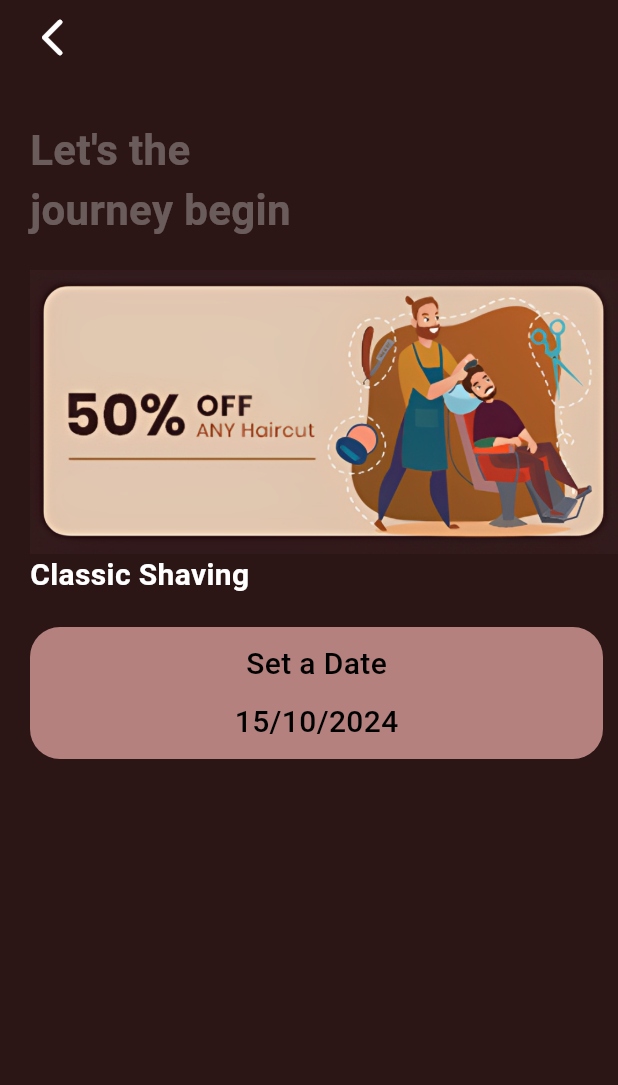
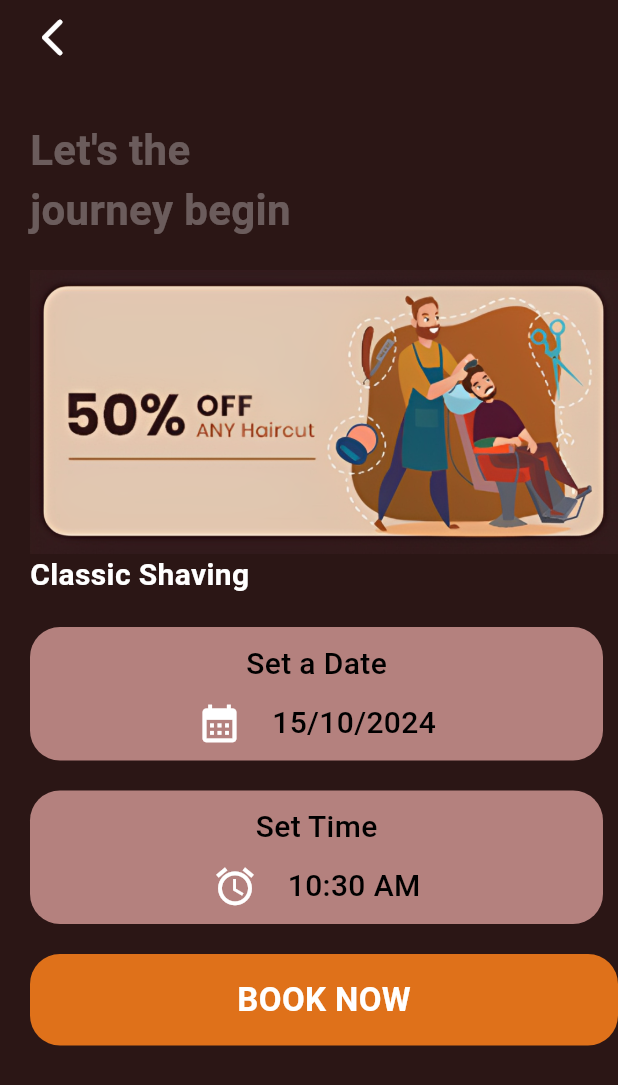
Before and after one commit to SankalpPyFever333/BarberApplication, a Flutter app: the Booking screen opened directly, on a phone screen of 412 x 824 dp. Shown: the top 1085 px of the screen. Run offline on Flutter 3.47's test engine with Material 3 defaults, Android fonts, the phone set to English and light mode, and no system bars.

Commit message:
user can select date and time for booking service now

```diff
--- a/lib/pages/booking.dart
+++ b/lib/pages/booking.dart
@@ -10,6 +10,30 @@ class Booking extends StatefulWidget {
 
 class _BookingState extends State<Booking> {
   DateTime _selectedDateTime = DateTime.now();
+  TimeOfDay _currentTime = TimeOfDay.now();
+
+  Future<void> _selectDate(BuildContext context) async {
+    final DateTime? picked = await showDatePicker(
+        context: context, firstDate: DateTime(2024), lastDate: DateTime(2025));
+
+    if (picked != null && picked != _selectedDateTime) {
+      setState(() {
+        _selectedDateTime = picked;
+      });
+    }
+  }
+
+  Future<void> _selectTime(BuildContext context) async {
+    final TimeOfDay? timePicked =
+        await showTimePicker(context: context, initialTime: _currentTime);
+
+    if (timePicked != null && timePicked != _currentTime) {
+      setState(() {
+        _currentTime = timePicked;
+      });
+    }
+  }
+
   @override
   Widget build(BuildContext context) {
     return Scaffold(
@@ -79,14 +103,101 @@ class _BookingState extends State<Booking> {
                   SizedBox(
                     height: 10,
                   ),
+                  Row(mainAxisAlignment: MainAxisAlignment.center, children: [
+                    GestureDetector(
+                      onTap: () {
+                        _selectDate(context);
+                      },
+                      child: Icon(
+                        Icons.calendar_month,
+                        color: Colors.white,
+                        size: 30,
+                      ),
+                    ),
+                    SizedBox(
+                      width: 20,
+                    ),
+                    Text(
+                      "${_selectedDateTime.day}/${_selectedDateTime.month}/${_selectedDateTime.year}",
+                      style: TextStyle(
+                          color: Colors.black,
+                          fontSize: 20,
+                          fontWeight: FontWeight.w500),
+                    ),
+                  ]),
+                ],
+              ),
+            ),
+            SizedBox(
+              height: 20,
+            ),
+            Container(
+              decoration: BoxDecoration(
+                  color: Color(0xFFb4817e),
+                  borderRadius: BorderRadius.circular(20)),
+              width: MediaQuery.of(context).size.width,
+              padding: EdgeInsets.only(top: 10, bottom: 10),
+              margin: EdgeInsets.only(right: 10),
+              child: Column(
+                children: [
                   Text(
-                    "${_selectedDateTime.day}/${_selectedDateTime.month}/${_selectedDateTime.year}",
+                    "Set Time",
                     style: TextStyle(
                         color: Colors.black,
                         fontSize: 20,
                         fontWeight: FontWeight.w500),
                   ),
+                  SizedBox(
+                    height: 10,
+                  ),
+                  Row(mainAxisAlignment: MainAxisAlignment.center, children: [
+                    GestureDetector(
+                      onTap: () {
+                        _selectTime(context);
+                      },
+                      child: Icon(
+                        Icons.alarm,
+                        color: Colors.white,
+                        size: 30,
+                      ),
+                    ),
+                    SizedBox(
+                      width: 20,
+                    ),
+                    Text(
+                      _currentTime.format(context),
+                      style: TextStyle(
+                          color: Colors.black,
+                          fontSize: 20,
+                          fontWeight: FontWeight.w500),
+                    ),
+                  ]),
                 ],
+              ),
+            ),
+            SizedBox(height: 20.0),
+
+            GestureDetector(
+              onTap: (){
+
+              },
+              child: Container(
+                padding: const EdgeInsets.symmetric(horizontal: 20, vertical: 15),
+                width: MediaQuery.of(context).size.width,
+                decoration: BoxDecoration(
+                  color: const Color(0xFFdf711a),
+                  borderRadius: BorderRadius.circular(20),
+                ),
+                child: Center(
+                  child: const Text(
+                    "BOOK NOW",
+                    style: TextStyle(
+                      fontSize: 22,
+                      color: Colors.white,
+                      fontWeight: FontWeight.bold,
+                    ),
+                  ),
+                ),
               ),
             ),
           ],
```
